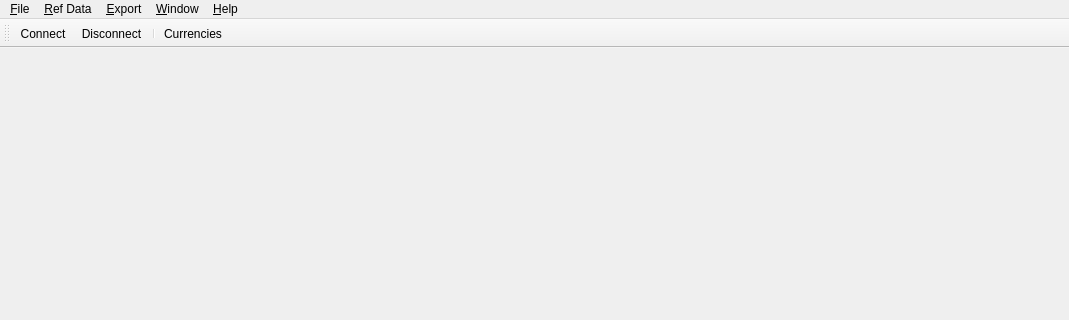
First picture: the form in projects/ores.qt/ui/MainWindow.ui, repository OreStudio/OreStudio, before the edit; both pictures show x 0 to 1069 and y 0 to 320 of the 1069 by 672 pixel window.
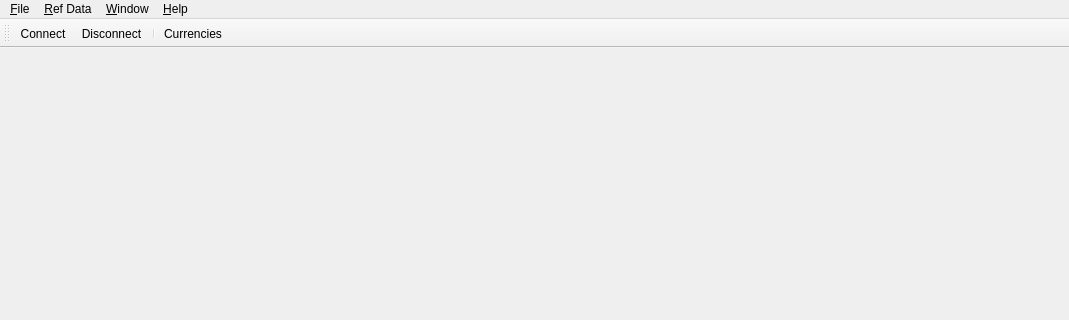
Second picture: the form after the edit. Icons and pictures are not drawn.

Commit message: [qt] Remove deprecated CRUD actions from main window

```diff
--- a/projects/ores.qt/ui/MainWindow.ui
+++ b/projects/ores.qt/ui/MainWindow.ui
@@ -58,16 +58,8 @@
     </property>
     <addaction name="ActionAbout"/>
    </widget>
-   <widget class="QMenu" name="menuExport">
-    <property name="title">
-     <string>&amp;Export</string>
-    </property>
-    <addaction name="ActionExportXML"/>
-    <addaction name="ActionExportCSV"/>
-   </widget>
    <addaction name="menuFile"/>
    <addaction name="menuRefereceData"/>
-   <addaction name="menuExport"/>
    <addaction name="menuWindow"/>
    <addaction name="menuHelp"/>
   </widget>
```
Left out of the diff: 124 changed lines with no effect on the pictures. The commit also changes 2 other files.
